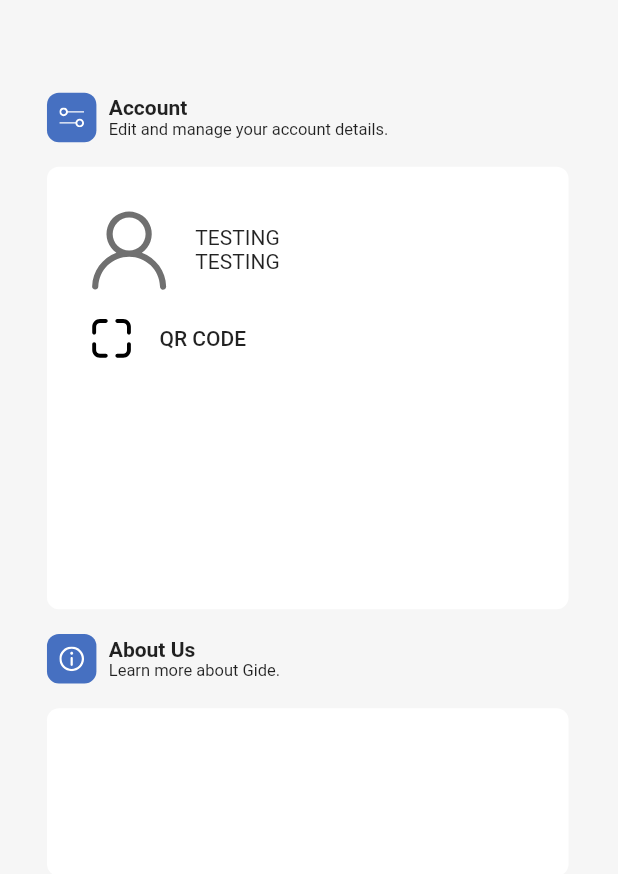
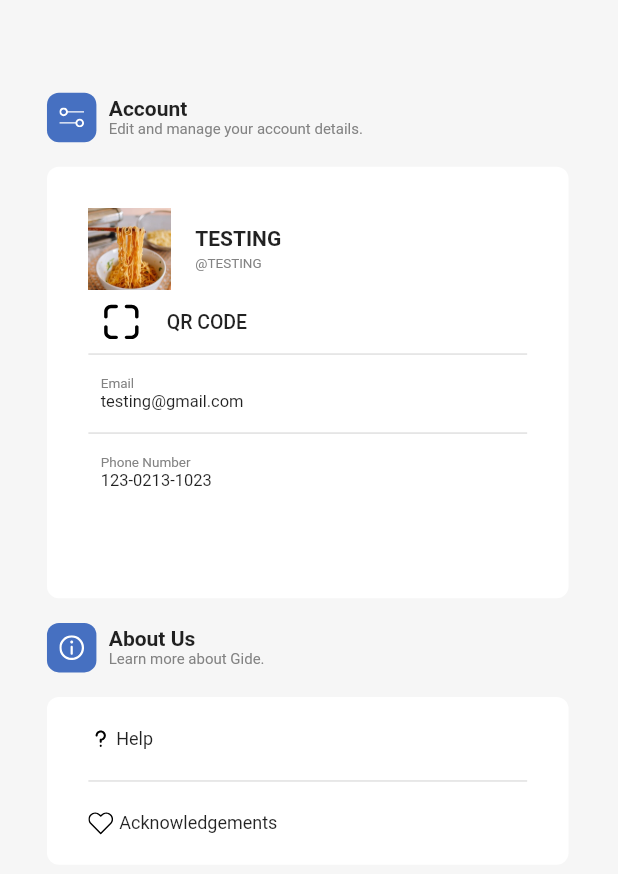
Before and after one commit to Nastalgua/gide, a Flutter app: the ProfilePage screen opened by its route, on a phone screen of 412 x 824 dp. Shown: the top 874 px of the screen. Run offline on Flutter 3.47's test engine with Material 2 defaults, Android fonts, the light colour scheme and no system bars; our stand-ins replace bloc, cloud_firestore, equatable, firebase_auth, firebase_core, flutter_bloc and 5 more; missing offline and left inert: flutter_config, geoflutterfire, google_place; accounts and stored records are empty.

```diff
--- a/lib/screens/auth/page/favorites.dart
+++ b/lib/screens/auth/page/favorites.dart
@@ -15,10 +15,18 @@ class FavoritesPage extends StatelessWidget{
         child: SafeArea(
           child: Stack(
             children: [
-               Padding(
-                padding: EdgeInsets.only(left: width * .077, right: width  *.077 ),
-                child: favorites(height, width)
+
+                Center(
+                  child: Container(
+                    width: width * .844,
+                    child: Column(
+                      children: [
+                        favorites(height, width)
+                      ],
                     ),
+                  ),
+                )
+
 
             ],
           ),
@@ -31,8 +39,6 @@ class FavoritesPage extends StatelessWidget{
   Widget favoriteText(double height, double width){
     return const Align(
         alignment: Alignment.centerLeft,
-        child: Padding(
-          padding: EdgeInsets.only(top: 0),
         child: Text(
             'Favorites',
             style: TextStyle(
@@ -41,15 +47,13 @@ class FavoritesPage extends StatelessWidget{
               fontFamily: 'Poppins'
             )
           ),
-      )
     );
 
   }
 
   Widget favoriteTab(String name, String desc, double height, double width){
-    return Padding(
-      padding: EdgeInsets.only(top: height * .015),
-      child: ElevatedButton(
+    return
+       ElevatedButton(
         onPressed: () {},
         style: ElevatedButton.styleFrom(
           elevation: 0,
@@ -65,8 +69,9 @@ class FavoritesPage extends StatelessWidget{
             borderRadius: BorderRadius.circular(11),
             color: Color(0xFFFFFFFF)
           ),
+          child: Center(
             child: Row(
-            //mainAxisAlignment: MainAxisAlignment.spaceEvenly,
+              mainAxisAlignment: MainAxisAlignment.spaceEvenly,
               children: [
                 Container(
                   height: height * .09875,
@@ -79,11 +84,10 @@ class FavoritesPage extends StatelessWidget{
                     )
                   ),
                 ),
-              Expanded(
-                child: Padding(
-                  padding: EdgeInsets.only(left: width * .03, right: width * .03 ),
+                Flexible(
                   child: Container(
                       height: height * .09875,
+                      width: width * .45,
                       child: Column(
                         mainAxisAlignment: MainAxisAlignment.spaceBetween,
                         children: [
@@ -139,13 +143,12 @@ class FavoritesPage extends StatelessWidget{
                       )
                     ),
                   ),
-              )
 
 
               ],
+            ),
           )
         )
-      ),
       );
   }
 
@@ -159,10 +162,11 @@ class FavoritesPage extends StatelessWidget{
           },
           child: ScrollConfiguration(
             behavior: MyBehavior(),
-            child: ListView.builder(
+            child: ListView.separated(
               padding: EdgeInsets.all(0),
               itemCount: 10,
               itemBuilder: (context, index) => favoriteTab("TEST", "TEST", height, width),
+              separatorBuilder: (context, index) => SizedBox(height: height * .01875),
             ),
           )
         )
--- a/lib/screens/auth/page/profile.dart
+++ b/lib/screens/auth/page/profile.dart
@@ -52,22 +52,25 @@ class ProfilePage extends StatelessWidget{
             )
           )
         ),
-        Column(
+        Expanded(
+          child: Column(
             crossAxisAlignment: CrossAxisAlignment.start,
             children: [
               Text(
                 top,
-              style: TextStyle(
+                style: const TextStyle(
                   fontWeight: FontWeight.w600
                 ),
               ),
               Text(
                 bottom,
-              style: TextStyle(
-                fontSize: 11
+                style: const TextStyle(
+                  fontSize: 10,
+                  color: Color(0xFF838383),
                 )
               )
             ],
+          ),
         )
       ],
     );
@@ -78,13 +81,13 @@ class ProfilePage extends StatelessWidget{
       alignment: Alignment.centerLeft,
       child: Container(
         width:  width * .844,
-        height: height * .358,
+        height: height * .349,
         decoration: BoxDecoration(
-          color: Color(0xFFFFFFFF),
+          color: const Color(0xFFFFFFFF),
            borderRadius: BorderRadius.circular(8)
         ),
         child: Padding(
-          padding: EdgeInsets.all(width * .067),
+            padding: EdgeInsets.only(top: width * .067, left: width * .067, right: width * .067),
             child: Column(
               children: [
                 Row(
@@ -94,42 +97,135 @@ class ProfilePage extends StatelessWidget{
                       child: Container(
                         height: width * .133,
                         width: width * .133,
-                      child: SvgPicture.asset('assets/icons/navbar/person.svg')
+                        decoration: BoxDecoration(
+                          borderRadius: BorderRadius.circular(11)
+                        ),
+                        child: const Image(
+                          image: AssetImage('assets/images/noodles.png'),
+                          fit: BoxFit.cover
+                        )
                       )
                     ),
                     Column(
                       crossAxisAlignment: CrossAxisAlignment.start,
+                      mainAxisAlignment: MainAxisAlignment.spaceBetween,
                       children: [
-                      Text(name),
-                      Text(user)
+                        Padding(
+                          padding: EdgeInsets.only(bottom: height * .005),
+                          child: Text(
+                            name,
+                            style: const TextStyle(
+                              fontWeight: FontWeight.w600,
+                            )
+                          ),
+                        ),
+                        Text(
+                          '@' + user,
+                          style: const TextStyle(
+                            fontSize: 9,
+                            color: Color(0xFF838383),
+                          )
+                        )
                       ],
                     )
                   ],
                 ),
                 //qrcode
-              Row(
+                Padding(
+                  padding: EdgeInsets.only(top: width * .0175, bottom: width * .0175),
+                  child: Row(
+                    crossAxisAlignment: CrossAxisAlignment.center,
                     children: [
                       Padding(
-                    padding: EdgeInsets.only(top: width * .04, bottom: width * .04, right: width * .04 ),
+                        padding: EdgeInsets.only(left: width * .02, right: width * .04 ),
                         child: Container(
-                      height: width * .075,
-                      width: width * .075,
+                          height: width * .0667,
+                          width: width * .0667,
                           child: SvgPicture.asset('assets/icons/profile/qrcode.svg')
                         )
                       ),
                       const Text(
                         'QR CODE',
                         style: TextStyle(
-                      fontWeight: FontWeight.w500
+                          fontWeight: FontWeight.w500,
+                          fontSize: 13
                         )
                       ),
                     ],
                   ),
+                ),
+
+                const Divider(
+                  height: 1,
+                  thickness: 1,
+                ),
+
+                Padding(
+                  padding: EdgeInsets.only(left: width * .02, top: height * .0168, bottom: height * .0168),
+                  child: Column(
+                    children: [
+                      Align(
+                        alignment: Alignment.centerLeft,
+                        child: Text(
+                          'Email',
+                          style: TextStyle(
+                            fontSize: 9,
+                            color: Color(0xFF838383),
+                          ),
+                        ),
+                      ),
+                      Align(
+                        alignment: Alignment.centerLeft,
+                        child: Text(
+                          email,
+                          style: TextStyle(
+                            fontSize: 11
+                          )
+                        )
+                      ),
+                    ],
+                  ),
+                ),
 
 
-            ],
+                const Divider(
+                  height: 1,
+                  thickness: 1,
+                ),
+
+                Expanded(
+                  child: Padding(
+                    padding: EdgeInsets.only(left: width * .02, top: height * .0168),
+                    child: Column(
+                      children: [
+                        Align(
+                          alignment: Alignment.centerLeft,
+                          child: Text(
+                            'Phone Number',
+                            style: TextStyle(
+                              fontSize: 9,
+                              color: Color(0xFF838383),
+                            ),
+                          ),
+                        ),
+                        Align(
+                          alignment: Alignment.centerLeft,
+                          child: Text(
+                            phoneNumber,
+                            style: TextStyle(
+                              fontSize: 11
                             )
                           )
+                        ),
+                      ],
+                    ),
+                  ),
+                ),
+
+              ],
+            ),
+          )
+
       ),
     );
   }
@@ -145,15 +241,63 @@ class ProfilePage extends StatelessWidget{
            borderRadius: BorderRadius.circular(8)
         ),
         child: Padding(
-          padding: EdgeInsets.all(width * .067),
+          padding: EdgeInsets.only(left: width * .067, right: width * .067),
           child: Column(
-            children: [
-              //pfp + name + user
-              Row(
+            mainAxisAlignment: MainAxisAlignment.spaceEvenly,
             children: [
 
+              //pfp + name + user
+              Expanded(
+                child: Row(
+                  crossAxisAlignment: CrossAxisAlignment.center,
+
+                  children: [
+
+                    Padding(
+                      padding: EdgeInsets.only(right: width * .005),
+                      child: Container(
+                        height: width * .04,
+                        width: width * .04,
+                        child: SvgPicture.asset('assets/icons/profile/question.svg')
+                      ),
+                    ),
+                    Text(
+                      'Help',
+                      style: TextStyle(
+                        fontSize: 12
+                      ),
+                    ),
                   ],
-              )
+                ),
+              ),
+              const Divider(
+                  height: 1,
+                  thickness: 1,
+              ),
+              Expanded(
+                child: Row(
+                  crossAxisAlignment: CrossAxisAlignment.center,
+                  children: [
+
+                    Padding(
+                      padding: EdgeInsets.only(right: width * .01),
+                      child: Container(
+                        height: width * .04,
+                        width: width * .04,
+                        child: SvgPicture.asset('assets/icons/profile/heart.svg')
+                      ),
+                    ),
+
+                    Text(
+                      'Acknowledgements',
+                      style: TextStyle(
+                        fontSize: 12
+                      ),
+                    ),
+
+                  ],
+                ),
+              ),
             ],
           )
         )
--- a/pubspec.yaml
+++ b/pubspec.yaml
@@ -90,6 +90,7 @@ flutter:
     - assets/icons/profile/
     - assets/images/
 
+
   # An image asset can refer to one or more resolution-specific "variants", see
   # https://flutter.dev/assets-and-images/#resolution-aware.
 
```
Also changed, not shown: assets/icons/profile/heart.svg (added), assets/icons/profile/question.svg (added), assets/images/man.png (added). Lines whose indentation alone changed are shown as unchanged.
